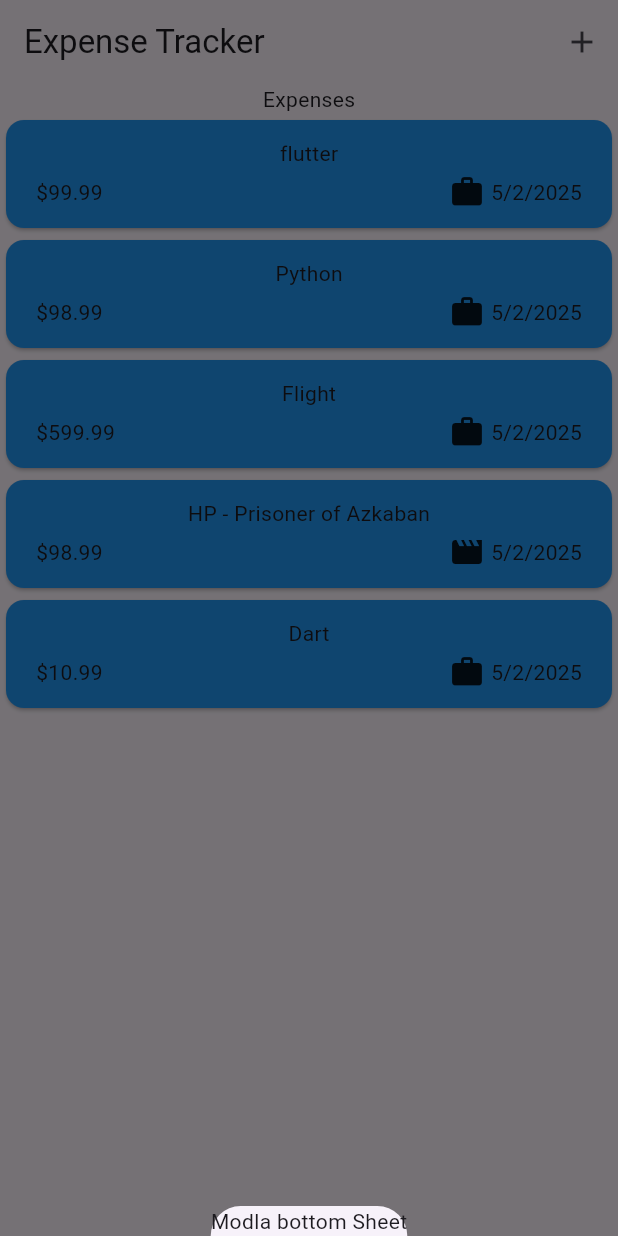
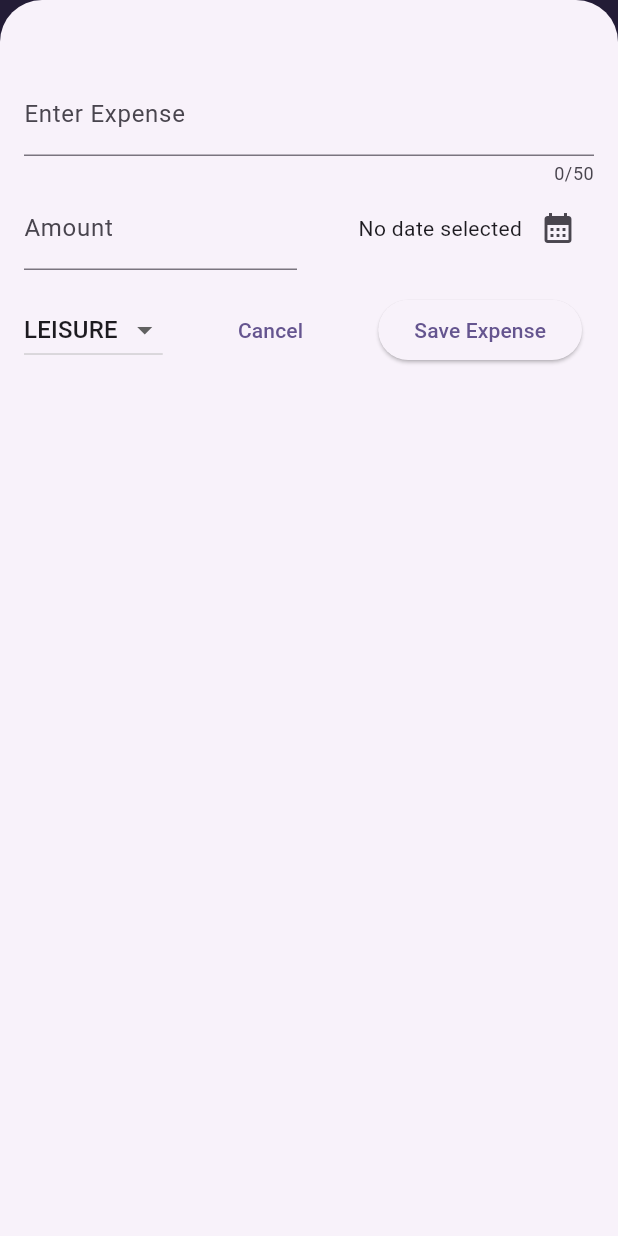
Before and after one commit to TMGA-WAY/How-much-I-Have, a Flutter app: the screen it shows after launch, after a tap on the "add" icon, on a phone screen of 412 x 824 dp. Run offline on Flutter 3.47's test engine with Material 3 defaults, Android fonts, the phone set to English and light mode, and no system bars.

Commit message:
Color coding added

```diff
--- a/lib/main.dart
+++ b/lib/main.dart
@@ -1,9 +1,18 @@
 import 'package:flutter/material.dart';
 import 'package:expense_tracker/widgets/expenses.dart';
 
+var kColorScheme = ColorScheme.fromSeed(
+  seedColor: Color.fromARGB(266, 96, 59, 181),
+);
+
 void main() {
   runApp(
-    const MaterialApp(
+    MaterialApp(
+      theme: ThemeData().copyWith(
+          colorScheme: kColorScheme,
+          appBarTheme: const AppBarTheme().copyWith(
+              backgroundColor: kColorScheme.onPrimaryContainer,
+              foregroundColor: kColorScheme.primaryContainer)),
       home: Expenses(),
     ),
   );
--- a/lib/models/expense.dart
+++ b/lib/models/expense.dart
@@ -2,9 +2,9 @@ import 'package:uuid/uuid.dart';
 import 'package:flutter/material.dart';
 import 'package:intl/intl.dart';
 
-const uuid = Uuid();
 final formatter = DateFormat.yMd();
 
+const uuid = Uuid();
 enum Category { food, travels, leisure, work }
 
 const categoryIcons = {
--- a/lib/widgets/expenses.dart
+++ b/lib/widgets/expenses.dart
@@ -1,5 +1,6 @@
 import 'package:expense_tracker/models/expense.dart';
 import 'package:expense_tracker/widgets/expenses_list/expenses_list.dart';
+import 'package:expense_tracker/widgets/new_expense.dart';
 import 'package:flutter/material.dart';
 
 class Expenses extends StatefulWidget {
@@ -42,13 +43,51 @@ class _ExpensesState extends State<Expenses> {
 
   void _openAddExpenseOperlay() {
     showModalBottomSheet(
+      isScrollControlled: true,
       context: context,
-      builder: (ctx) => Text('Modla bottom Sheet'),
+      builder: (ctx) => NewExpense(
+        onAddExpense: _addExpenses,
+      ),
     );
+  }
+
+  void _addExpenses(Expense expense) {
+    setState(() {
+      _registeredExpenses.add(expense);
+    });
+  }
+
+  void _removeExpenses(Expense expense) {
+    final expenseIndex = _registeredExpenses.indexOf(expense);
+    setState(() {
+      _registeredExpenses.remove(expense);
+    });
+    ScaffoldMessenger.of(context).clearSnackBars();
+    ScaffoldMessenger.of(context).showSnackBar(SnackBar(
+      duration: Duration(seconds: 3),
+      content: const Text("Expense deleted."),
+      action: SnackBarAction(
+          label: "Undo",
+          onPressed: () {
+            setState(() {
+              _registeredExpenses.insert(expenseIndex, expense);
+            });
+          }),
+    ));
   }
 
   @override
   Widget build(BuildContext context) {
+    Widget mainContent = const Center(
+      child: Text("No Expense found. Start adding some!"),
+    );
+
+    if (_registeredExpenses.isNotEmpty) {
+      mainContent = ExpensesList(
+        expenses: _registeredExpenses,
+        onRemoveExpense: _removeExpenses,
+      );
+    }
     return Scaffold(
       appBar: AppBar(
         title: const Text('Expense Tracker'),
@@ -60,14 +99,7 @@ class _ExpensesState extends State<Expenses> {
         ],
       ),
       body: Column(
-        children: [
-          Text('Expenses'),
-          Expanded(
-            child: ExpensesList(
-              expenses: _registeredExpenses,
-            ),
-          )
-        ],
+        children: [Text('Expenses'), Expanded(child: mainContent)],
       ),
     );
   }
--- a/lib/widgets/expenses_list/expenses_list.dart
+++ b/lib/widgets/expenses_list/expenses_list.dart
@@ -3,14 +3,22 @@ import 'package:flutter/material.dart';
 import 'package:expense_tracker/models/expense.dart';
 
 class ExpensesList extends StatelessWidget {
-  const ExpensesList({super.key, required this.expenses});
+  const ExpensesList(
+      {super.key, required this.expenses, required this.onRemoveExpense});
 
   final List<Expense> expenses;
+  final void Function(Expense expense) onRemoveExpense;
 
   @override
   Widget build(BuildContext context) {
     return ListView.builder(
-        itemCount: expenses.length,
-        itemBuilder: (context, index) => ExpenseItem(expenses[index]));
+      itemCount: expenses.length,
+      itemBuilder: (context, index) => Dismissible(
+          onDismissed: (direction) {
+            onRemoveExpense(expenses[index]);
+          },
+          key: ValueKey(expenses[index]),
+          child: ExpenseItem(expenses[index])),
+    );
   }
 }
--- /dev/null
+++ b/lib/widgets/new_expense.dart
@@ -0,0 +1,171 @@
+import 'package:flutter/material.dart';
+import 'package:expense_tracker/models/expense.dart';
+
+class NewExpense extends StatefulWidget {
+  const NewExpense({super.key, required this.onAddExpense});
+
+  final void Function(Expense expense) onAddExpense;
+
+  @override
+  State<StatefulWidget> createState() {
+    return _NewExpenseState();
+  }
+}
+
+class _NewExpenseState extends State<NewExpense> {
+  final _titleController = TextEditingController();
+  final _amountController = TextEditingController();
+  DateTime? _selectedDate;
+  Category _selectedCategory = Category.leisure;
+
+  void _presentDatePicker() async {
+    final DateTime now = DateTime.now();
+    final DateTime firstDate = DateTime(now.year - 1, now.month, now.day);
+
+    final pickedDate = await showDatePicker(
+        context: context,
+        initialDate: now,
+        firstDate: firstDate,
+        lastDate: now);
+
+    setState(() {
+      _selectedDate = pickedDate;
+    });
+  }
+
+  void _submitExpenseData() {
+    final enteredAmount = double.tryParse(_amountController.text);
+
+    if (_titleController.text.trim().isEmpty ||
+        (enteredAmount == null || enteredAmount <= 0) ||
+        _selectedDate == null) {
+      // The user tapped the "Save Expense" button; Input validation C
+      showDialog(
+          context: context,
+          builder: (ctx) => AlertDialog(
+                actions: [
+                  TextButton(
+                    onPressed: () {
+                      Navigator.pop(ctx);
+                    },
+                    child: const Text("Okay"),
+                  )
+                ],
+                title: const Text("Invalid Input"),
+                content:
+                    const Text("Please enter a valid title, amount, and date."),
+              ));
+      return;
+    }
+    // The user tapped the "Save Expense" button
+    widget.onAddExpense(Expense(
+      title: _titleController.text,
+      cost: enteredAmount,
+      date: _selectedDate!,
+      category: _selectedCategory,
+    ));
+
+    Navigator.pop(context);
+  }
+
+  @override
+  void dispose() {
+    _titleController.dispose();
+    _amountController.dispose();
+    super.dispose();
+  }
+
+  @override
+  Widget build(BuildContext context) {
+    return Padding(
+      padding: EdgeInsets.fromLTRB(16, 48, 16, 16),
+      child: Column(
+        children: [
+          TextField(
+            controller: _titleController,
+            maxLength: 50,
+            decoration: const InputDecoration(
+              label: Text('Enter Expense'),
+            ),
+          ),
+          Row(
+            children: [
+              Expanded(
+                child: TextField(
+                  controller: _amountController,
+                  keyboardType: TextInputType.number,
+                  decoration: InputDecoration(
+                    prefixText: '\$ ',
+                    label: Text('Amount'),
+                  ),
+                ),
+              ),
+              const SizedBox(
+                width: 16,
+              ),
+              Expanded(
+                child: Row(
+                  mainAxisAlignment: MainAxisAlignment.end,
+                  crossAxisAlignment: CrossAxisAlignment.center,
+                  children: [
+                    Text(
+                      _selectedDate == null
+                          ? "No date selected"
+                          : formatter.format(_selectedDate!),
+                    ),
+                    IconButton(
+                      onPressed: _presentDatePicker,
+                      icon: const Icon(
+                        Icons.calendar_month,
+                      ),
+                    ),
+                  ],
+                ),
+              ),
+            ],
+          ),
+          const SizedBox(
+            height: 16,
+          ),
+          Row(
+            children: [
+              DropdownButton(
+                  value: _selectedCategory,
+                  items: Category.values
+                      .map(
+                        (category) => DropdownMenuItem(
+                          value: category,
+                          child: Text(
+                            category.name.toUpperCase(),
+                          ),
+                        ),
+                      )
+                      .toList(),
+                  onChanged: (value) {
+                    if (value == null) {
+                      return;
+                    }
+                    setState(() {
+                      _selectedCategory = value;
+                    });
+                  }),
+              const Spacer(),
+              TextButton(
+                  onPressed: () {
+                    Navigator.pop(context);
+                  },
+                  child: Text("Cancel")),
+              const Spacer(),
+              ElevatedButton(
+                  onPressed: _submitExpenseData,
+                  child: const Text("Save Expense")),
+              const SizedBox(
+                width: 8,
+              ),
+            ],
+          )
+        ],
+      ),
+    );
+  }
+}
```
